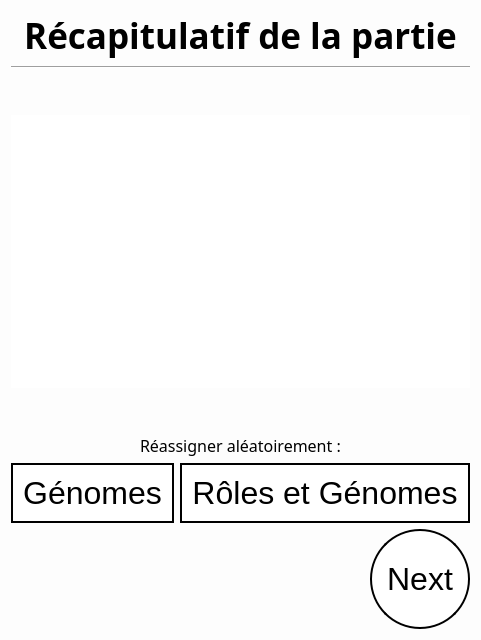
Eben-Epi/SporzOBC, file SporzOBC-WAL/code/resources/game_information.ui: the form before one commit.
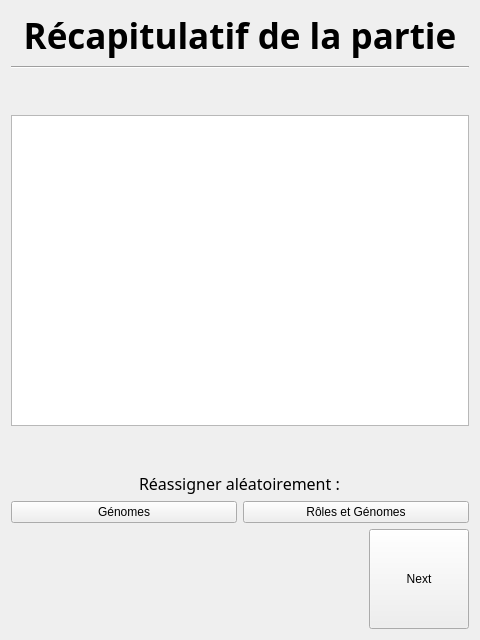
The form after the commit. Custom widgets are drawn as their Qt base class.

What changed in the file:
```diff
--- a/SporzOBC-WAL/code/resources/game_information.ui
+++ b/SporzOBC-WAL/code/resources/game_information.ui
@@ -14,19 +14,7 @@
    <string>SporzOBC</string>
   </property>
   <property name="styleSheet">
-   <string notr="true">#GameInformation {
-    background-color: rgb(253, 253, 253);
-    }
-QPushButton  {
-    border: 2px solid black;
-    background-color: white;
-    padding: 10px 10px;
-    font-size: 32px;
-    border-radius: 50px;
-}
-#gameTable {
-	border: none;
-}</string>
+   <string notr="true"/>
   </property>
   <layout class="QGridLayout" name="gridLayout">
    <item row="0" column="0">
@@ -101,7 +89,7 @@
           <bool>false</bool>
          </property>
          <attribute name="horizontalHeaderVisible">
-          <bool>true</bool>
+          <bool>false</bool>
          </attribute>
          <attribute name="horizontalHeaderStretchLastSection">
           <bool>false</bool>
```
